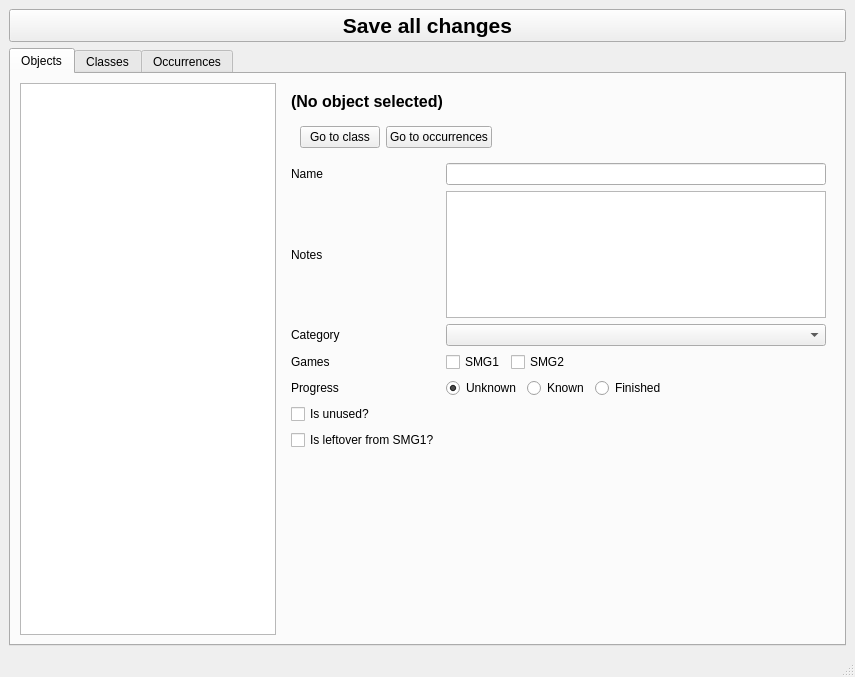
First picture: the form in assets/editor.ui, repository SunakazeKun/galaxydatabase, before the edit.
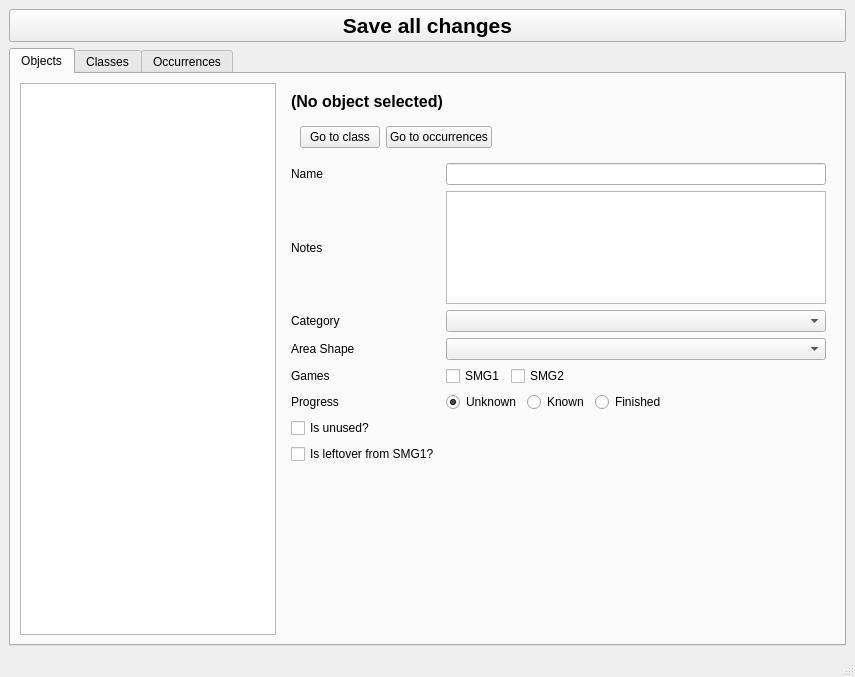
Second picture: the form after the edit.

Commit message: Introduce AreaShape field

The edit to the form file:
```diff
--- a/assets/editor.ui
+++ b/assets/editor.ui
@@ -45,6 +45,187 @@
         <item row="0" column="1">
          <widget class="QWidget" name="widgetObject" native="true">
           <layout class="QGridLayout" name="gridLayout_8">
+           <item row="1" column="0" colspan="2">
+            <widget class="QWidget" name="widget" native="true">
+             <property name="locale">
+              <locale language="English" country="UnitedStates"/>
+             </property>
+             <layout class="QGridLayout" name="gridLayout_3">
+              <item row="0" column="0">
+               <widget class="QPushButton" name="buttonGoToClass">
+                <property name="locale">
+                 <locale language="English" country="UnitedStates"/>
+                </property>
+                <property name="text">
+                 <string>Go to class</string>
+                </property>
+               </widget>
+              </item>
+              <item row="0" column="1">
+               <widget class="QPushButton" name="buttonGoToOccurrence">
+                <property name="locale">
+                 <locale language="English" country="UnitedStates"/>
+                </property>
+                <property name="text">
+                 <string>Go to occurrences</string>
+                </property>
+               </widget>
+              </item>
+              <item row="0" column="2">
+               <spacer name="horizontalSpacer_3">
+                <property name="locale">
+                 <locale language="English" country="UnitedStates"/>
+                </property>
+                <property name="orientation">
+                 <enum>Qt::Horizontal</enum>
+                </property>
+                <property name="sizeHint" stdset="0">
+                 <size>
+                  <width>450</width>
+                  <height>20</height>
+                 </size>
+                </property>
+               </spacer>
+              </item>
+             </layout>
+            </widget>
+           </item>
+           <item row="6" column="1">
+            <widget class="QWidget" name="widgetObjGames" native="true">
+             <property name="locale">
+              <locale language="English" country="UnitedStates"/>
+             </property>
+             <layout class="QGridLayout" name="gridLayout">
+              <property name="leftMargin">
+               <number>0</number>
+              </property>
+              <property name="topMargin">
+               <number>0</number>
+              </property>
+              <property name="rightMargin">
+               <number>0</number>
+              </property>
+              <property name="bottomMargin">
+               <number>0</number>
+              </property>
+              <item row="0" column="0">
+               <widget class="QCheckBox" name="checkObjSMG1">
+                <property name="locale">
+                 <locale language="English" country="UnitedStates"/>
+                </property>
+                <property name="text">
+                 <string>SMG1</string>
+                </property>
+               </widget>
+              </item>
+              <item row="0" column="1">
+               <widget class="QCheckBox" name="checkObjSMG2">
+                <property name="locale">
+                 <locale language="English" country="UnitedStates"/>
+                </property>
+                <property name="text">
+                 <string>SMG2</string>
+                </property>
+               </widget>
+              </item>
+              <item row="0" column="2">
+               <spacer name="horizontalSpacer">
+                <property name="locale">
+                 <locale language="English" country="UnitedStates"/>
+                </property>
+                <property name="orientation">
+                 <enum>Qt::Horizontal</enum>
+                </property>
+                <property name="sizeHint" stdset="0">
+                 <size>
+                  <width>395</width>
+                  <height>20</height>
+                 </size>
+                </property>
+               </spacer>
+              </item>
+             </layout>
+            </widget>
+           </item>
+           <item row="7" column="1">
+            <widget class="QWidget" name="widgetObjProgress" native="true">
+             <property name="locale">
+              <locale language="English" country="UnitedStates"/>
+             </property>
+             <layout class="QGridLayout" name="gridLayout_2">
+              <property name="leftMargin">
+               <number>0</number>
+              </property>
+              <property name="topMargin">
+               <number>0</number>
+              </property>
+              <property name="rightMargin">
+               <number>0</number>
+              </property>
+              <property name="bottomMargin">
+               <number>0</number>
+              </property>
+              <item row="0" column="0">
+               <widget class="QRadioButton" name="radioUnknown">
+                <property name="locale">
+                 <locale language="English" country="UnitedStates"/>
+                </property>
+                <property name="text">
+                 <string>Unknown</string>
+                </property>
+                <property name="checked">
+                 <bool>true</bool>
+                </property>
+                <attribute name="buttonGroup">
+                 <string notr="true">progressButtonGroup</string>
+                </attribute>
+               </widget>
+              </item>
+              <item row="0" column="1">
+               <widget class="QRadioButton" name="radioKnown">
+                <property name="locale">
+                 <locale language="English" country="UnitedStates"/>
+                </property>
+                <property name="text">
+                 <string>Known</string>
+                </property>
+                <attribute name="buttonGroup">
+                 <string notr="true">progressButtonGroup</string>
+                </attribute>
+               </widget>
+              </item>
+              <item row="0" column="2">
+               <widget class="QRadioButton" name="radioFinished">
+                <property name="locale">
+                 <locale language="English" country="UnitedStates"/>
+                </property>
+                <property name="text">
+                 <string>Finished</string>
+                </property>
+                <attribute name="buttonGroup">
+                 <string notr="true">progressButtonGroup</string>
+                </attribute>
+               </widget>
+              </item>
+              <item row="0" column="3">
+               <spacer name="horizontalSpacer_2">
+                <property name="locale">
+                 <locale language="English" country="UnitedStates"/>
+                </property>
+                <property name="orientation">
+                 <enum>Qt::Horizontal</enum>
+                </property>
+                <property name="sizeHint" stdset="0">
+                 <size>
+                  <width>305</width>
+                  <height>20</height>
+                 </size>
+                </property>
+               </spacer>
+              </item>
+             </layout>
+            </widget>
+           </item>
            <item row="0" column="0" colspan="2">
             <widget class="QLabel" name="labelObjTitle">
              <property name="font">
@@ -73,7 +254,7 @@
              </property>
             </widget>
            </item>
-           <item row="5" column="0">
+           <item row="6" column="0">
             <widget class="QLabel" name="labelObjGames">
              <property name="text">
               <string>Games</string>
@@ -94,23 +275,20 @@
             </widget>
            </item>
            <item row="2" column="1">
-            <widget class="QLineEdit" name="textObjName"/>
-           </item>
-           <item row="8" column="0">
-            <widget class="QCheckBox" name="checkObjIsLeftover">
-             <property name="text">
-              <string>Is leftover from SMG1?</string>
+            <widget class="QLineEdit" name="textObjName">
+             <property name="locale">
+              <locale language="English" country="UnitedStates"/>
              </property>
             </widget>
            </item>
-           <item row="7" column="0">
+           <item row="9" column="0">
             <widget class="QCheckBox" name="checkObjIsUnused">
              <property name="text">
               <string>Is unused?</string>
              </property>
             </widget>
            </item>
-           <item row="9" column="0">
+           <item row="11" column="0">
             <spacer name="verticalSpacer">
              <property name="orientation">
               <enum>Qt::Vertical</enum>
@@ -123,153 +301,38 @@
              </property>
             </spacer>
            </item>
-           <item row="6" column="0">
+           <item row="7" column="0">
             <widget class="QLabel" name="labelObjProgress">
              <property name="text">
               <string>Progress</string>
              </property>
             </widget>
            </item>
+           <item row="10" column="0">
+            <widget class="QCheckBox" name="checkObjIsLeftover">
+             <property name="locale">
+              <locale language="English" country="UnitedStates"/>
+             </property>
+             <property name="text">
+              <string>Is leftover from SMG1?</string>
+             </property>
+            </widget>
+           </item>
+           <item row="5" column="0">
+            <widget class="QLabel" name="labelObjAreaShape">
+             <property name="locale">
+              <locale language="English" country="UnitedStates"/>
+             </property>
+             <property name="text">
+              <string>Area Shape</string>
+             </property>
+            </widget>
+           </item>
            <item row="5" column="1">
-            <widget class="QWidget" name="widgetObjGames" native="true">
-             <layout class="QGridLayout" name="gridLayout">
-              <property name="leftMargin">
-               <number>0</number>
-              </property>
-              <property name="topMargin">
-               <number>0</number>
-              </property>
-              <property name="rightMargin">
-               <number>0</number>
-              </property>
-              <property name="bottomMargin">
-               <number>0</number>
-              </property>
-              <item row="0" column="0">
-               <widget class="QCheckBox" name="checkObjSMG1">
-                <property name="text">
-                 <string>SMG1</string>
-                </property>
-               </widget>
-              </item>
-              <item row="0" column="1">
-               <widget class="QCheckBox" name="checkObjSMG2">
-                <property name="text">
-                 <string>SMG2</string>
-                </property>
-               </widget>
-              </item>
-              <item row="0" column="2">
-               <spacer name="horizontalSpacer">
-                <property name="orientation">
-                 <enum>Qt::Horizontal</enum>
-                </property>
-                <property name="sizeHint" stdset="0">
-                 <size>
-                  <width>395</width>
-                  <height>20</height>
-                 </size>
-                </property>
-               </spacer>
-              </item>
-             </layout>
-            </widget>
-           </item>
-           <item row="1" column="0" colspan="2">
-            <widget class="QWidget" name="widget" native="true">
-             <layout class="QGridLayout" name="gridLayout_3">
-              <item row="0" column="0">
-               <widget class="QPushButton" name="buttonGoToClass">
-                <property name="text">
-                 <string>Go to class</string>
-                </property>
-               </widget>
-              </item>
-              <item row="0" column="1">
-               <widget class="QPushButton" name="buttonGoToOccurrence">
-                <property name="text">
-                 <string>Go to occurrences</string>
-                </property>
-               </widget>
-              </item>
-              <item row="0" column="2">
-               <spacer name="horizontalSpacer_3">
-                <property name="orientation">
-                 <enum>Qt::Horizontal</enum>
-                </property>
-                <property name="sizeHint" stdset="0">
-                 <size>
-                  <width>450</width>
-                  <height>20</height>
-                 </size>
-                </property>
-               </spacer>
-              </item>
-             </layout>
-            </widget>
-           </item>
-           <item row="6" column="1">
-            <widget class="QWidget" name="widgetObjProgress" native="true">
-             <layout class="QGridLayout" name="gridLayout_2">
-              <property name="leftMargin">
-               <number>0</number>
-              </property>
-              <property name="topMargin">
-               <number>0</number>
-              </property>
-              <property name="rightMargin">
-               <number>0</number>
-              </property>
-              <property name="bottomMargin">
-               <number>0</number>
-              </property>
-              <item row="0" column="0">
-               <widget class="QRadioButton" name="radioUnknown">
-                <property name="text">
-                 <string>Unknown</string>
-                </property>
-                <property name="checked">
-                 <bool>true</bool>
-                </property>
-                <attribute name="buttonGroup">
-                 <string notr="true">progressButtonGroup</string>
-                </attribute>
-               </widget>
-              </item>
-              <item row="0" column="1">
-               <widget class="QRadioButton" name="radioKnown">
-                <property name="text">
-                 <string>Known</string>
-                </property>
-                <attribute name="buttonGroup">
-                 <string notr="true">progressButtonGroup</string>
-                </attribute>
-               </widget>
-              </item>
-              <item row="0" column="2">
-               <widget class="QRadioButton" name="radioFinished">
-                <property name="text">
-                 <string>Finished</string>
-                </property>
-                <attribute name="buttonGroup">
-                 <string notr="true">progressButtonGroup</string>
-                </attribute>
-               </widget>
-              </item>
-              <item row="0" column="3">
-               <spacer name="horizontalSpacer_2">
-                <property name="orientation">
-                 <enum>Qt::Horizontal</enum>
-                </property>
-                <property name="sizeHint" stdset="0">
-                 <size>
-                  <width>305</width>
-                  <height>20</height>
-                 </size>
-                </property>
-               </spacer>
-              </item>
-             </layout>
+            <widget class="QComboBox" name="comboObjAreaShape">
+             <property name="locale">
+              <locale language="English" country="UnitedStates"/>
+             </property>
             </widget>
            </item>
           </layout>
```
Left out of the diff: 65 changed lines with no effect on the pictures. The commit also changes 1370 other files.
